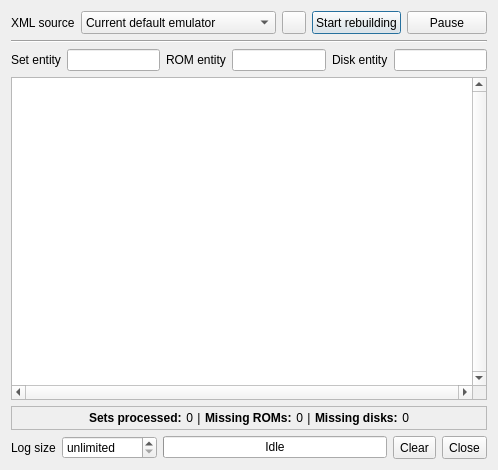
Qt form collectionrebuilder.ui (qmc2/qmc2-mame-fe) before a commit.
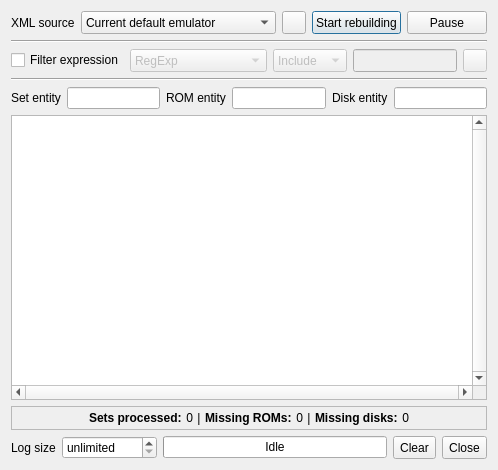
The same form after that commit. Icons and pictures are not drawn.

Commit message: imp: added an optional reg-exp filter to the ROM Collection Rebuilder

Patch:
```diff
--- a/collectionrebuilder.ui
+++ b/collectionrebuilder.ui
@@ -50,7 +50,7 @@
      </item>
     </widget>
    </item>
-   <item row="1" column="0" colspan="3">
+   <item row="3" column="0" colspan="3">
     <widget class="QFrame" name="frameEntities">
      <layout class="QGridLayout" name="gridLayoutFrameEnitities">
       <property name="margin">
@@ -102,7 +102,7 @@
        </widget>
       </item>
       <item row="0" column="0" colspan="6">
-       <widget class="Line" name="line">
+       <widget class="Line" name="line2">
         <property name="orientation">
          <enum>Qt::Horizontal</enum>
         </property>
@@ -111,7 +111,7 @@
      </layout>
     </widget>
    </item>
-   <item row="2" column="0" colspan="3">
+   <item row="4" column="0" colspan="3">
     <widget class="QPlainTextEdit" name="plainTextEditLog">
      <property name="verticalScrollBarPolicy">
       <enum>Qt::ScrollBarAlwaysOn</enum>
@@ -127,7 +127,7 @@
      </property>
     </widget>
    </item>
-   <item row="4" column="0" colspan="3">
+   <item row="6" column="0" colspan="3">
     <layout class="QHBoxLayout" name="horizontalLayout">
      <item>
       <widget class="QLabel" name="labelMaxLogSize">
@@ -269,7 +269,7 @@
      </item>
     </layout>
    </item>
-   <item row="3" column="0" colspan="3">
+   <item row="5" column="0" colspan="3">
     <widget class="QFrame" name="frameRebuildStatus">
      <property name="frameShape">
       <enum>QFrame::StyledPanel</enum>
@@ -300,6 +300,135 @@
      </layout>
     </widget>
    </item>
+   <item row="2" column="0" colspan="3">
+    <layout class="QHBoxLayout" name="horizontalLayout_4">
+     <item>
+      <widget class="QCheckBox" name="checkBoxFilterExpression">
+       <property name="toolTip">
+        <string>Enable the use of a Qt regular expression that a set's ID has to match in order to be processed</string>
+       </property>
+       <property name="text">
+        <string>Filter expression</string>
+       </property>
+      </widget>
+     </item>
+     <item>
+      <widget class="QComboBox" name="comboBoxFilterSyntax">
+       <property name="enabled">
+        <bool>false</bool>
+       </property>
+       <property name="sizePolicy">
+        <sizepolicy hsizetype="Preferred" vsizetype="Minimum">
+         <horstretch>0</horstretch>
+         <verstretch>0</verstretch>
+        </sizepolicy>
+       </property>
+       <property name="toolTip">
+        <string>Choose the regular expression syntax</string>
+       </property>
+       <item>
+        <property name="text">
+         <string notr="true">RegExp</string>
+        </property>
+       </item>
+       <item>
+        <property name="text">
+         <string notr="true">RegExp2</string>
+        </property>
+       </item>
+       <item>
+        <property name="text">
+         <string notr="true">Wildcard</string>
+        </property>
+       </item>
+       <item>
+        <property name="text">
+         <string notr="true">WildcardUnix</string>
+        </property>
+       </item>
+       <item>
+        <property name="text">
+         <string notr="true">FixedString</string>
+        </property>
+       </item>
+       <item>
+        <property name="text">
+         <string notr="true">W3CXmlSchema11</string>
+        </property>
+       </item>
+      </widget>
+     </item>
+     <item>
+      <widget class="QComboBox" name="comboBoxFilterType">
+       <property name="enabled">
+        <bool>false</bool>
+       </property>
+       <property name="sizePolicy">
+        <sizepolicy hsizetype="Preferred" vsizetype="Minimum">
+         <horstretch>0</horstretch>
+         <verstretch>0</verstretch>
+        </sizepolicy>
+       </property>
+       <property name="toolTip">
+        <string>Select the filter type (include / exclude filter)</string>
+       </property>
+       <item>
+        <property name="text">
+         <string>Include</string>
+        </property>
+       </item>
+       <item>
+        <property name="text">
+         <string>Exclude</string>
+        </property>
+       </item>
+      </widget>
+     </item>
+     <item>
+      <widget class="QLineEdit" name="lineEditFilterExpression">
+       <property name="enabled">
+        <bool>false</bool>
+       </property>
+       <property name="sizePolicy">
+        <sizepolicy hsizetype="Expanding" vsizetype="Minimum">
+         <horstretch>0</horstretch>
+         <verstretch>0</verstretch>
+        </sizepolicy>
+       </property>
+       <property name="toolTip">
+        <string>Specify a Qt regular expression that a set's ID has to match in order to be processed</string>
+       </property>
+      </widget>
+     </item>
+     <item>
+      <widget class="QToolButton" name="toolButtonClearFilterExpression">
+       <property name="enabled">
+        <bool>false</bool>
+       </property>
+       <property name="sizePolicy">
+        <sizepolicy hsizetype="Fixed" vsizetype="Minimum">
+         <horstretch>0</horstretch>
+         <verstretch>0</verstretch>
+        </sizepolicy>
+       </property>
+       <property name="toolTip">
+        <string>Clear filter expression</string>
+       </property>
+       <property name="icon">
+        <iconset resource="qmc2.qrc">
+         <normaloff>:/data/img/broom.png</normaloff>:/data/img/broom.png</iconset>
+       </property>
+      </widget>
+     </item>
+    </layout>
+   </item>
+   <item row="1" column="0" colspan="3">
+    <widget class="Line" name="line1">
+     <property name="orientation">
+      <enum>Qt::Horizontal</enum>
+     </property>
+    </widget>
+   </item>
   </layout>
  </widget>
  <tabstops>
```
Left out of the diff: 93 changed lines with no effect on the pictures. The commit also changes 14 other files.
